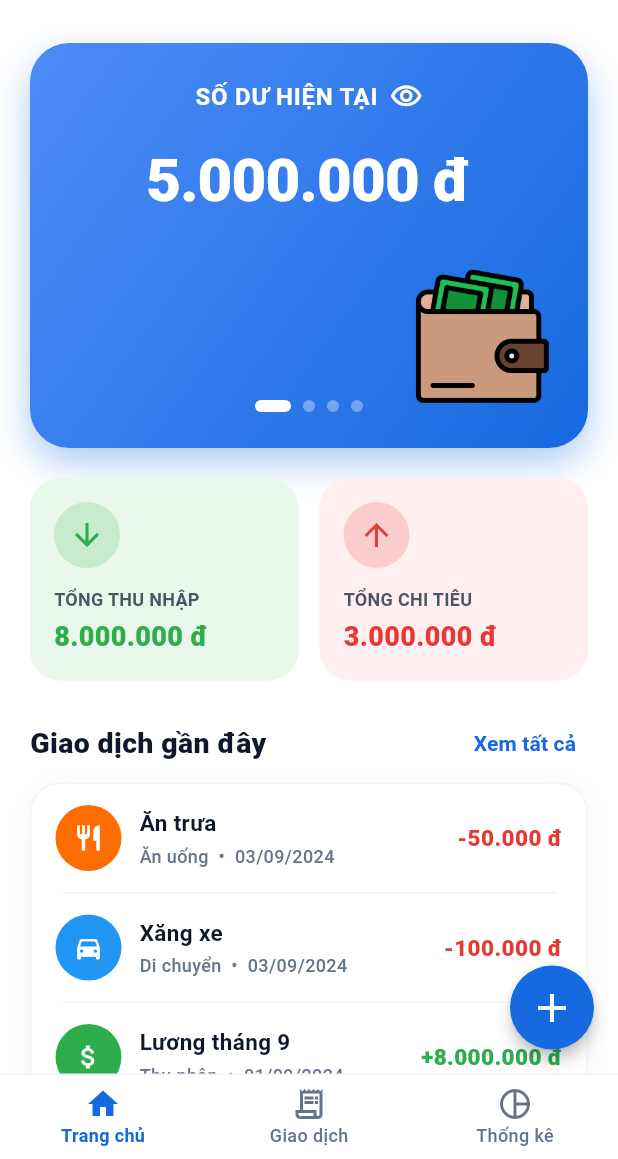
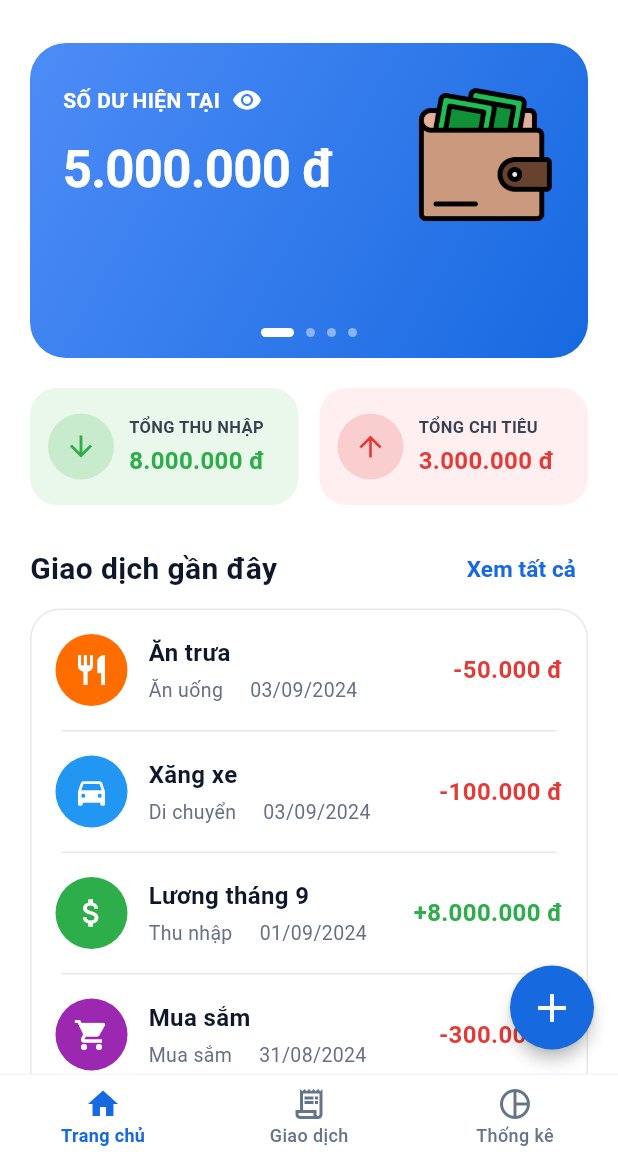
Before and after one commit to tnduckhmt2411011-design/KHMT2411011_TranNguyenDuc_casestudy1, a Flutter app: the screen it shows after launch, on a phone screen of 412 x 824 dp, the part 77-1236 px from its top. Run offline on Flutter 3.47's test engine with Material 3 defaults, Android fonts, the phone set to English and light mode, and no system bars.

Commit message:
feat(ui): tai cau truc balance card va summary card chuan 100 theo mockup image2

```diff
--- a/lib/widgets/balance_card.dart
+++ b/lib/widgets/balance_card.dart
@@ -19,7 +19,7 @@ class BalanceCard extends StatelessWidget {
   Widget build(BuildContext context) {
     return Container(
       width: double.infinity,
-      height: 270,
+      height: 210,
       decoration: BoxDecoration(
         gradient: const LinearGradient(
           begin: Alignment.topLeft,
@@ -29,78 +29,54 @@ class BalanceCard extends StatelessWidget {
             Color(0xFF1769E0),
           ],
         ),
-        borderRadius: BorderRadius.circular(26),
-        boxShadow: [
-          BoxShadow(
-            color: const Color(0xFF1769E0).withValues(alpha: 0.35),
-            blurRadius: 20,
-            offset: const Offset(0, 10),
-          ),
-        ],
+        borderRadius: BorderRadius.circular(24),
       ),
       child: Stack(
         children: [
+          // Nội dung text bên trái
           Padding(
-            padding: const EdgeInsets.symmetric(horizontal: 24, vertical: 24),
+            padding: const EdgeInsets.fromLTRB(22, 28, 120, 20),
             child: Column(
-              crossAxisAlignment: CrossAxisAlignment.center,
+              crossAxisAlignment: CrossAxisAlignment.start,
               children: [
                 Row(
-                  mainAxisAlignment: MainAxisAlignment.center,
+                  mainAxisSize: MainAxisSize.min,
                   children: const [
                     Text(
                       'SỐ DƯ HIỆN TẠI',
                       style: TextStyle(
                         color: Colors.white,
-                        fontSize: 16,
+                        fontSize: 14,
                         fontWeight: FontWeight.bold,
-                        letterSpacing: 0.5,
+                        letterSpacing: 0.3,
                       ),
                     ),
                     SizedBox(width: 8),
                     Icon(
-                      Icons.visibility_outlined,
+                      Icons.visibility,
                       color: Colors.white,
-                      size: 22,
+                      size: 20,
                     ),
                   ],
                 ),
-                const SizedBox(height: 16),
+                const SizedBox(height: 12),
                 Text(
                   '${_formatCurrency(balance)} đ',
                   style: const TextStyle(
                     color: Colors.white,
-                    fontSize: 40,
-                    fontWeight: FontWeight.w800,
+                    fontSize: 34,
+                    fontWeight: FontWeight.bold,
                     letterSpacing: -0.5,
                   ),
-                ),
-                const Spacer(),
-                Row(
-                  mainAxisAlignment: MainAxisAlignment.center,
-                  children: [
-                    Container(
-                      width: 24,
-                      height: 8,
-                      decoration: BoxDecoration(
-                        color: Colors.white,
-                        borderRadius: BorderRadius.circular(8),
-                      ),
-                    ),
-                    const SizedBox(width: 8),
-                    _dot(),
-                    const SizedBox(width: 8),
-                    _dot(),
-                    const SizedBox(width: 8),
-                    _dot(),
-                  ],
                 ),
               ],
             ),
           ),
+
+          // Hình ảnh chiếc ví ở góc trên bên phải
           Positioned(
-            right: 18,
-            bottom: 22,
+            right: 16,
+            top: 22,
             child: Image.asset(
               'assets/images/wallet.png',
               width: 105,
@@ -112,7 +88,7 @@ class BalanceCard extends StatelessWidget {
                   height: 90,
                   decoration: BoxDecoration(
                     color: Colors.white.withValues(alpha: 0.12),
-                    borderRadius: BorderRadius.circular(24),
+                    borderRadius: BorderRadius.circular(20),
                   ),
                   child: const Icon(
                     Icons.account_balance_wallet,
@@ -123,6 +99,32 @@ class BalanceCard extends StatelessWidget {
               },
             ),
           ),
+
+          // Các dấu chấm slide indicator ở dưới cùng giữa thẻ
+          Positioned(
+            bottom: 14,
+            left: 0,
+            right: 0,
+            child: Row(
+              mainAxisAlignment: MainAxisAlignment.center,
+              children: [
+                Container(
+                  width: 22,
+                  height: 6,
+                  decoration: BoxDecoration(
+                    color: Colors.white,
+                    borderRadius: BorderRadius.circular(6),
+                  ),
+                ),
+                const SizedBox(width: 8),
+                _dot(),
+                const SizedBox(width: 8),
+                _dot(),
+                const SizedBox(width: 8),
+                _dot(),
+              ],
+            ),
+          ),
         ],
       ),
     );
@@ -130,10 +132,10 @@ class BalanceCard extends StatelessWidget {
 
   Widget _dot() {
     return Container(
-      width: 8,
-      height: 8,
+      width: 6,
+      height: 6,
       decoration: BoxDecoration(
-        color: Colors.white.withValues(alpha: 0.35),
+        color: Colors.white.withValues(alpha: 0.45),
         shape: BoxShape.circle,
       ),
     );
--- a/lib/widgets/summary_card.dart
+++ b/lib/widgets/summary_card.dart
@@ -64,37 +64,51 @@ class SummaryCard extends StatelessWidget {
   @override
   Widget build(BuildContext context) {
     return Container(
-      padding: const EdgeInsets.symmetric(horizontal: 16, vertical: 16),
+      height: 78,
+      padding: const EdgeInsets.symmetric(horizontal: 12, vertical: 12),
       decoration: BoxDecoration(
         color: backgroundColor,
-        borderRadius: BorderRadius.circular(20),
+        borderRadius: BorderRadius.circular(18),
       ),
-      child: Column(
-        crossAxisAlignment: CrossAxisAlignment.start,
-        mainAxisSize: MainAxisSize.min,
+      child: Row(
         children: [
           CircleAvatar(
             radius: 22,
             backgroundColor: iconColor.withValues(alpha: 0.18),
-            child: Icon(icon, color: iconColor, size: 24),
+            child: Icon(
+              icon,
+              color: iconColor,
+              size: 22,
             ),
-          const SizedBox(height: 12),
+          ),
+          const SizedBox(width: 10),
+          Expanded(
+            child: Column(
+              crossAxisAlignment: CrossAxisAlignment.start,
+              mainAxisAlignment: MainAxisAlignment.center,
+              children: [
                 Text(
                   title,
                   style: const TextStyle(
-              fontSize: 12,
-              color: Color(0xFF4B5563),
+                    fontSize: 11,
+                    color: Color(0xFF374151),
                     fontWeight: FontWeight.w600,
-              letterSpacing: 0.2,
                   ),
+                  maxLines: 1,
+                  overflow: TextOverflow.ellipsis,
                 ),
-          const SizedBox(height: 4),
+                const SizedBox(height: 3),
                 Text(
                   amount,
                   style: TextStyle(
-              fontSize: 18,
-              fontWeight: FontWeight.w800,
+                    fontSize: 16,
+                    fontWeight: FontWeight.bold,
                     color: iconColor,
+                  ),
+                  maxLines: 1,
+                  overflow: TextOverflow.ellipsis,
+                ),
+              ],
             ),
           ),
         ],
--- a/lib/widgets/transaction_item.dart
+++ b/lib/widgets/transaction_item.dart
@@ -16,20 +16,20 @@ class TransactionItem extends StatelessWidget {
     return Padding(
       padding: const EdgeInsets.symmetric(
         horizontal: 16,
-        vertical: 14,
+        vertical: 16,
       ),
       child: Row(
         children: [
           CircleAvatar(
-            radius: 22,
+            radius: 24,
             backgroundColor: transaction.color,
             child: Icon(
               transaction.icon,
               color: Colors.white,
-              size: 20,
+              size: 24,
             ),
           ),
-          const SizedBox(width: 12),
+          const SizedBox(width: 14),
           Expanded(
             child: Column(
               crossAxisAlignment: CrossAxisAlignment.start,
@@ -38,23 +38,33 @@ class TransactionItem extends StatelessWidget {
                 Text(
                   transaction.title,
                   style: const TextStyle(
-                    fontSize: 15,
+                    fontSize: 16,
                     fontWeight: FontWeight.bold,
                     color: Color(0xFF0F172A),
                   ),
                   maxLines: 1,
                   overflow: TextOverflow.ellipsis,
                 ),
-                const SizedBox(height: 3),
-                Text(
-                  '${transaction.category}  •  ${transaction.date}',
-                  style: const TextStyle(
-                    fontSize: 12,
-                    color: Color(0xFF64748B),
-                    fontWeight: FontWeight.w500,
-                  ),
-                  maxLines: 1,
-                  overflow: TextOverflow.ellipsis,
+                const SizedBox(height: 4),
+                Wrap(
+                  spacing: 18,
+                  runSpacing: 2,
+                  children: [
+                    Text(
+                      transaction.category,
+                      style: const TextStyle(
+                        fontSize: 13,
+                        color: Color(0xFF667085),
+                      ),
+                    ),
+                    Text(
+                      transaction.date,
+                      style: const TextStyle(
+                        fontSize: 13,
+                        color: Color(0xFF667085),
+                      ),
+                    ),
+                  ],
                 ),
               ],
             ),
@@ -63,8 +73,8 @@ class TransactionItem extends StatelessWidget {
           Text(
             transaction.amount,
             style: TextStyle(
-              fontSize: 15,
-              fontWeight: FontWeight.w800,
+              fontSize: 16,
+              fontWeight: FontWeight.bold,
               color: isIncome ? const Color(0xFF2EAD4B) : const Color(0xFFE53935),
             ),
           ),
--- a/lib/widgets/transaction_list.dart
+++ b/lib/widgets/transaction_list.dart
@@ -13,13 +13,14 @@ class TransactionHeader extends StatelessWidget {
   @override
   Widget build(BuildContext context) {
     return Row(
+      mainAxisAlignment: MainAxisAlignment.spaceBetween,
       children: [
         const Expanded(
           child: Text(
             'Giao dịch gần đây',
             style: TextStyle(
-              fontSize: 19,
-              fontWeight: FontWeight.w800,
+              fontSize: 20,
+              fontWeight: FontWeight.bold,
               color: Color(0xFF0F172A),
             ),
             overflow: TextOverflow.ellipsis,
@@ -35,7 +36,7 @@ class TransactionHeader extends StatelessWidget {
           child: const Text(
             'Xem tất cả',
             style: TextStyle(
-              fontSize: 14,
+              fontSize: 15,
               fontWeight: FontWeight.bold,
               color: Color(0xFF1769E0),
             ),
@@ -108,7 +109,7 @@ class TransactionList extends StatelessWidget {
         decoration: BoxDecoration(
           color: Colors.white,
           borderRadius: BorderRadius.circular(20),
-          border: Border.all(color: const Color(0xFFF1F5F9)),
+          border: Border.all(color: const Color(0xFFE5E7EB)),
         ),
         alignment: Alignment.center,
         child: const Text(
@@ -125,14 +126,7 @@ class TransactionList extends StatelessWidget {
       decoration: BoxDecoration(
         color: Colors.white,
         borderRadius: BorderRadius.circular(20),
-        border: Border.all(color: const Color(0xFFF1F5F9)),
-        boxShadow: [
-          BoxShadow(
-            color: const Color(0xFF0F172A).withValues(alpha: 0.04),
-            blurRadius: 16,
-            offset: const Offset(0, 4),
-          ),
-        ],
+        border: Border.all(color: const Color(0xFFE5E7EB)),
       ),
       child: ListView.separated(
         shrinkWrap: true,
@@ -143,7 +137,7 @@ class TransactionList extends StatelessWidget {
             height: 1,
             indent: 20,
             endIndent: 20,
-            color: Color(0xFFF1F5F9),
+            color: Color(0xFFE5E7EB),
           );
         },
         itemBuilder: (context, index) {
```
Lines whose indentation alone changed are shown as unchanged.
